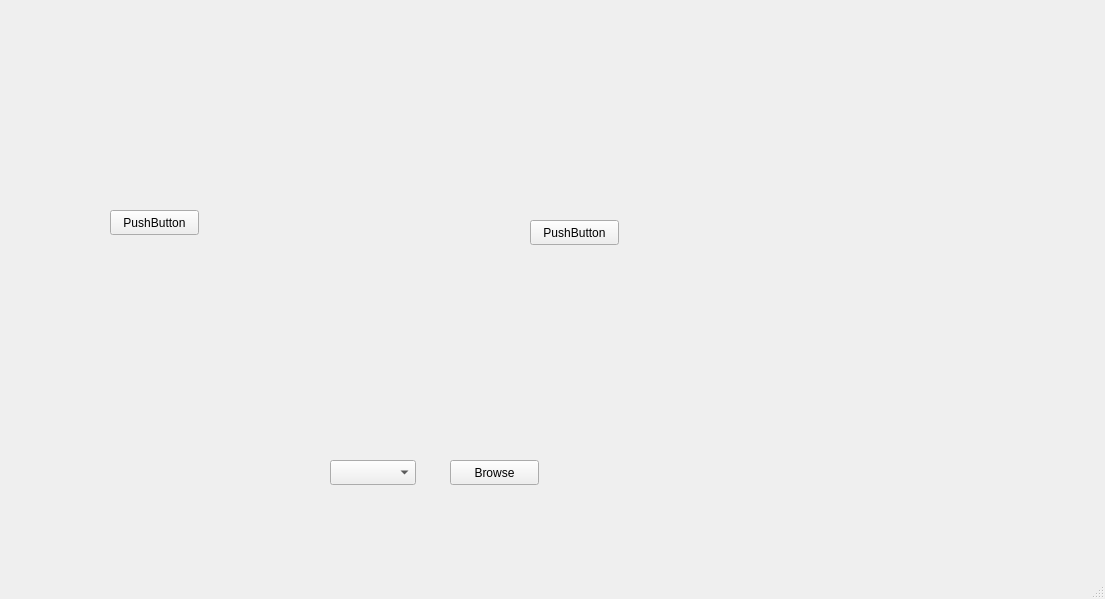
Before: the Qt Designer form slides.ui in 5anji/G-Slider, drawn with Qt 5.
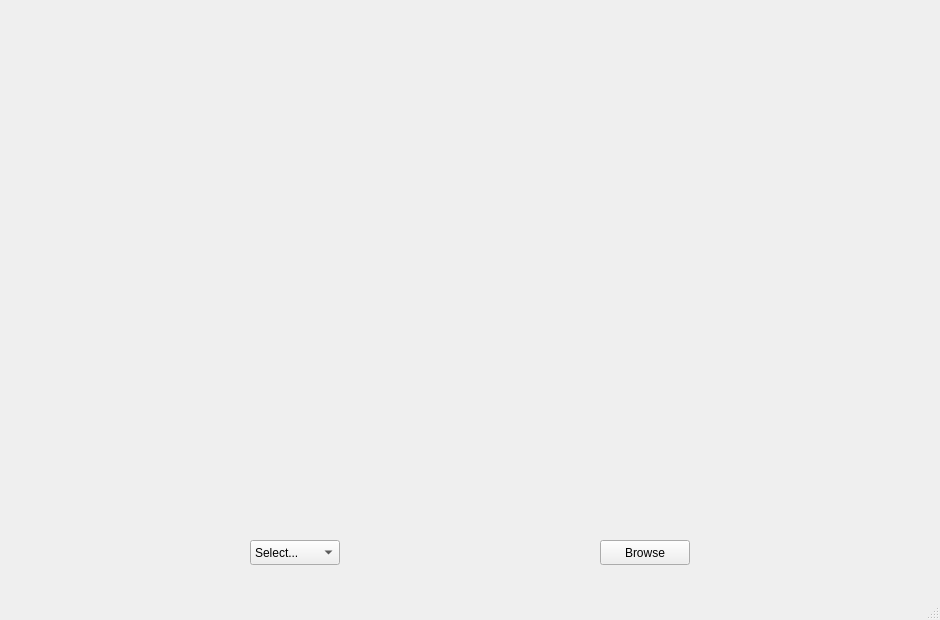
After: the same form once the commit is applied.

```diff
--- a/slides.ui
+++ b/slides.ui
@@ -6,8 +6,8 @@
    <rect>
     <x>0</x>
     <y>0</y>
-    <width>1105</width>
-    <height>599</height>
+    <width>940</width>
+    <height>620</height>
    </rect>
   </property>
   <property name="windowTitle">
@@ -17,20 +17,55 @@
    <widget class="QComboBox" name="comboBox">
     <property name="geometry">
      <rect>
-      <x>330</x>
-      <y>460</y>
-      <width>86</width>
+      <x>250</x>
+      <y>540</y>
+      <width>90</width>
       <height>25</height>
      </rect>
     </property>
+    <item>
+     <property name="text">
+      <string>Select...</string>
+     </property>
+    </item>
+    <item>
+     <property name="text">
+      <string>30 sec</string>
+     </property>
+    </item>
+    <item>
+     <property name="text">
+      <string>1 min</string>
+     </property>
+    </item>
+    <item>
+     <property name="text">
+      <string>2 min</string>
+     </property>
+    </item>
+    <item>
+     <property name="text">
+      <string>5 min</string>
+     </property>
+    </item>
+    <item>
+     <property name="text">
+      <string>10 min</string>
+     </property>
+    </item>
+    <item>
+     <property name="text">
+      <string>Custom</string>
+     </property>
+    </item>
    </widget>
    <widget class="QLabel" name="label">
     <property name="geometry">
      <rect>
-      <x>36</x>
-      <y>16</y>
-      <width>951</width>
-      <height>501</height>
+      <x>70</x>
+      <y>20</y>
+      <width>800</width>
+      <height>450</height>
      </rect>
     </property>
     <property name="text">
@@ -40,35 +75,41 @@
    <widget class="QPushButton" name="pushButton">
     <property name="geometry">
      <rect>
-      <x>530</x>
-      <y>220</y>
-      <width>89</width>
-      <height>25</height>
+      <x>690</x>
+      <y>20</y>
+      <width>180</width>
+      <height>450</height>
      </rect>
     </property>
+    <property name="styleSheet">
+     <string notr="true">border: none</string>
+    </property>
     <property name="text">
-     <string>PushButton</string>
+     <string/>
     </property>
    </widget>
    <widget class="QPushButton" name="pushButton_2">
     <property name="geometry">
      <rect>
-      <x>110</x>
-      <y>210</y>
-      <width>89</width>
-      <height>25</height>
+      <x>70</x>
+      <y>20</y>
+      <width>180</width>
+      <height>450</height>
      </rect>
     </property>
+    <property name="styleSheet">
+     <string notr="true">border: none</string>
+    </property>
     <property name="text">
-     <string>PushButton</string>
+     <string/>
     </property>
    </widget>
    <widget class="QPushButton" name="pushButton_3">
     <property name="geometry">
      <rect>
-      <x>450</x>
-      <y>460</y>
-      <width>89</width>
+      <x>600</x>
+      <y>540</y>
+      <width>90</width>
       <height>25</height>
      </rect>
     </property>
```
Left out of the diff: 7 changed lines with no effect on the pictures.
